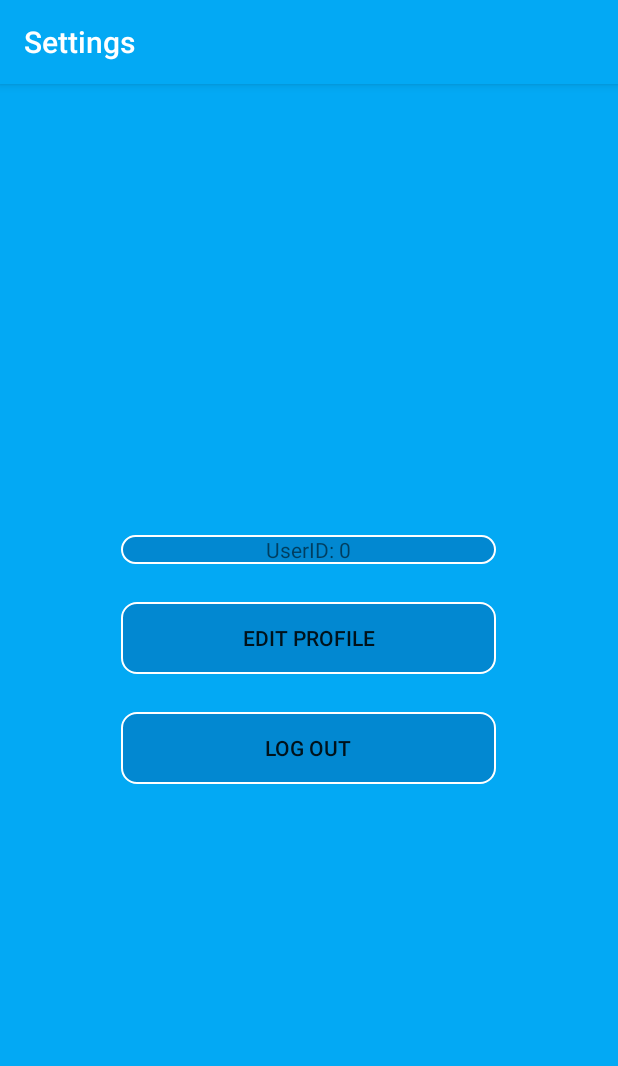
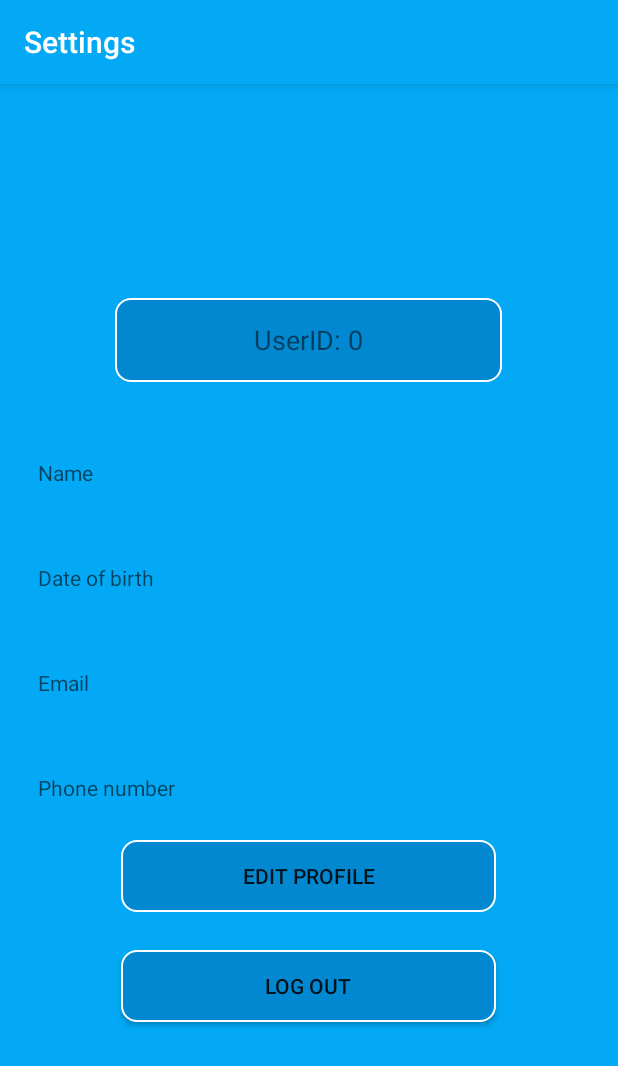
Before and after one commit to Kitilonom/NeHouse, an Android app: the Settings screen opened directly, with no data from a screen before it, on a phone screen of 412 x 824 dp. Shown: the top 1066 px of the screen. Run offline under Robolectric (Android 15) with nearby library versions, the phone set to English and light mode, and no system bars.

Commit message:
Update settings.xml

```diff
--- a/app/src/main/res/layout/settings.xml
+++ b/app/src/main/res/layout/settings.xml
@@ -1,6 +1,7 @@
 <?xml version="1.0" encoding="utf-8"?>
 <LinearLayout
     xmlns:android="http://schemas.android.com/apk/res/android"
+    xmlns:tools="http://schemas.android.com/tools"
     android:layout_width="match_parent"
     android:orientation="vertical"
     android:background="@color/colorPrimary"
@@ -8,13 +9,50 @@
     android:layout_height="match_parent">
 
     <TextView
+
         android:id="@+id/UserID"
-        android:layout_width="250dp"
+        android:layout_width="258dp"
+        android:layout_height="56dp"
+        android:layout_margin="25dp"
+        android:background="@drawable/button_desidn"
+        android:textSize="18dp"
+        android:gravity="center" />
+
+    <TextView
+        android:id="@+id/AccName"
+        android:layout_margin="25dp"
+        android:layout_width="match_parent"
         android:layout_height="wrap_content"
-        android:background="@drawable/button_desidn"
+        android:ems="10"
+        android:hint="Name"
+        android:inputType="textPersonName" />
+
+    <TextView
+        android:id="@+id/AccDateOfBirth"
         android:layout_margin="25dp"
-        android:gravity="center"
-        />
+        android:layout_width="match_parent"
+        android:layout_height="wrap_content"
+        android:ems="10"
+        android:hint="Date of birth"
+        android:inputType="date"/>
+
+    <TextView
+        android:id="@+id/AccProfileEmail"
+        android:layout_margin="25dp"
+        android:layout_width="match_parent"
+        android:layout_height="wrap_content"
+        android:ems="10"
+        android:hint="Email"
+        android:inputType="textEmailAddress"/>
+
+    <TextView
+        android:id="@+id/AccProfilePhone"
+        android:layout_margin="25dp"
+        android:layout_width="match_parent"
+        android:layout_height="wrap_content"
+        android:ems="10"
+        android:hint="Phone number"
+        android:inputType="phone"/>
 
     <Button
         android:id="@+id/ProfileEdit"
@@ -24,7 +62,7 @@
         android:gravity="center"
         android:background="@drawable/button_desidn"
         android:text="Edit Profile"
-        android:onClick="SettingsProfile"
+        android:onClick="SettingsEditProfile"
         />
 
     <Button
@@ -35,9 +73,7 @@
         android:gravity="center"
         android:background="@drawable/button_desidn"
         android:text="log out"
-        android:onClick="SettingsPassword"
+        android:onClick="SettingsLogOut"
         />
 
-
-
 </LinearLayout>
```
